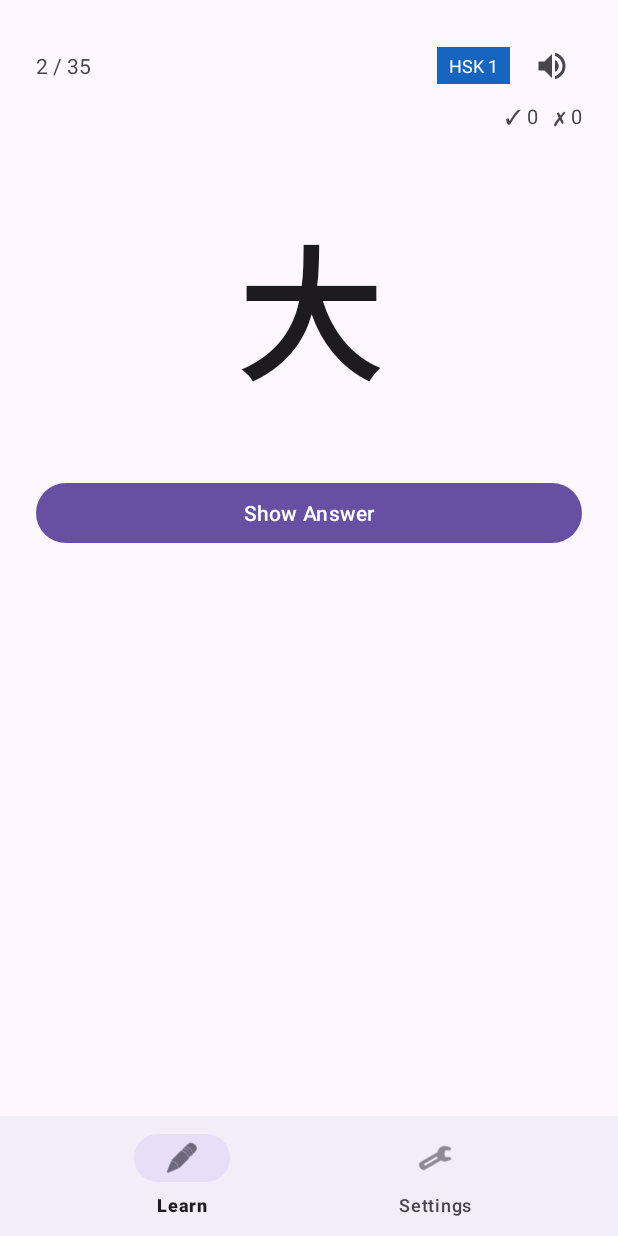
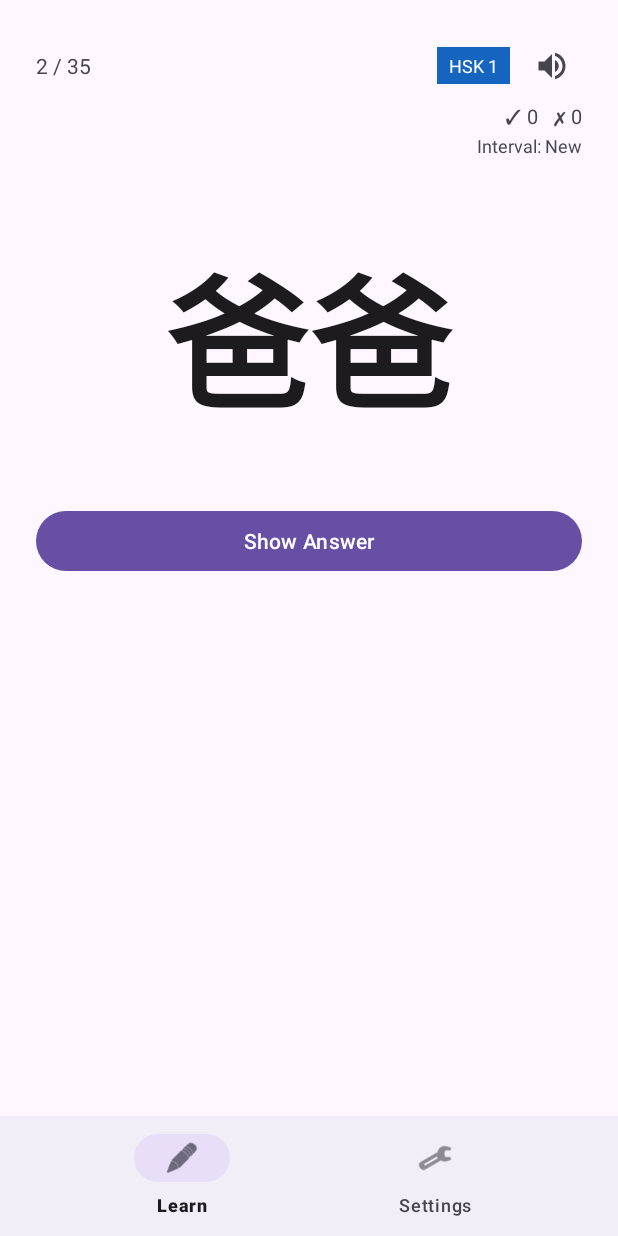
Before and after one commit to laufbanane2-create/hsk-learning, an Android app: the screen it shows after launch (MainActivity), after a tap on "✗ Wrong", on a phone screen of 412 x 824 dp. Run offline under Robolectric (Android 15) with nearby library versions, the phone set to English and light mode, and no system bars; 2 statements that could not run were skipped; 2 other taps on this screen came first.

Commit message:
Merge origin/main into branch — integrate spaced repetition system, app icon, and build changes from main
Agent-Logs-Url: https://github.com/laufbanane2-create/hsk-learning/sessions/c86140e4-81a8-4ffc-bf0d-cc059add5759

Co-authored-by: laufbanane2-create <272852210+laufbanane2-create@users.noreply.github.com>

```diff
--- a/app/build.gradle
+++ b/app/build.gradle
@@ -21,6 +21,12 @@ android {
         release {
             minifyEnabled false
             proguardFiles getDefaultProguardFile('proguard-android-optimize.txt'), 'proguard-rules.pro'
+        }
+    }
+
+    applicationVariants.all { variant ->
+        variant.outputs.all {
+            outputFileName = "hsk-learning.apk"
         }
     }
 
--- /dev/null
+++ b/app/src/main/java/com/laufbanane2/hsklearning/data/SrsManager.kt
@@ -0,0 +1,114 @@
+package com.laufbanane2.hsklearning.data
+
+import android.content.Context
+
+/**
+ * Spaced-repetition scheduler (SM-2 inspired).
+ *
+ * Each vocabulary card tracks:
+ *  - intervalMs   – current review interval in milliseconds
+ *  - nextReviewMs – epoch-ms timestamp when the card is next due
+ *  - repetitions  – consecutive correct answers
+ *  - easeFactor   – multiplier applied to the interval on a correct answer
+ *
+ * Correct answer → interval grows (× easeFactor), ease increases slightly.
+ * Wrong answer   → interval resets to 1 minute, ease decreases slightly.
+ */
+class SrsManager(context: Context) {
+
+    private val prefs = context.getSharedPreferences("srs_data", Context.MODE_PRIVATE)
+
+    companion object {
+        private const val DEFAULT_EASE = 2.5f
+        private const val MIN_EASE = 1.3f
+        private const val MAX_EASE = 5.0f
+        private const val MIN_INTERVAL_MS = 60_000L          // 1 minute
+        private const val FIRST_CORRECT_MS = 60_000L         // 1 minute
+        private const val SECOND_CORRECT_MS = 600_000L       // 10 minutes
+    }
+
+    // ── Public queries ────────────────────────────────────────────────────────
+
+    fun getIntervalMs(vocabId: String): Long =
+        prefs.getLong("${vocabId}_interval", 0L)
+
+    fun getNextReviewMs(vocabId: String): Long =
+        prefs.getLong("${vocabId}_next_review", 0L)
+
+    /** True when the card has never been answered or its due timestamp has passed. */
+    fun isDue(vocabId: String): Boolean =
+        getNextReviewMs(vocabId) <= System.currentTimeMillis()
+
+    /**
+     * Returns the earliest future due-timestamp among [vocabIds],
+     * or null if every card is already due.
+     */
+    fun nextDueAfterNow(vocabIds: List<String>): Long? {
+        val now = System.currentTimeMillis()
+        return vocabIds.map { getNextReviewMs(it) }.filter { it > now }.minOrNull()
+    }
+
+    // ── Answer recording ──────────────────────────────────────────────────────
+
+    fun recordAnswer(vocabId: String, correct: Boolean) {
+        val now = System.currentTimeMillis()
+        val intervalMs = getIntervalMs(vocabId)
+        val reps = prefs.getInt("${vocabId}_reps", 0)
+        val ease = prefs.getFloat("${vocabId}_ease", DEFAULT_EASE)
+
+        val newIntervalMs: Long
+        val newReps: Int
+        val newEase: Float
+
+        if (correct) {
+            newReps = reps + 1
+            newEase = (ease + 0.1f).coerceAtMost(MAX_EASE)
+            newIntervalMs = when (reps) {
+                0 -> FIRST_CORRECT_MS
+                1 -> SECOND_CORRECT_MS
+                else -> (intervalMs * ease).toLong().coerceAtLeast(MIN_INTERVAL_MS)
+            }
+        } else {
+            newReps = 0
+            newEase = (ease - 0.2f).coerceAtLeast(MIN_EASE)
+            newIntervalMs = MIN_INTERVAL_MS
+        }
+
+        prefs.edit()
+            .putLong("${vocabId}_interval", newIntervalMs)
+            .putLong("${vocabId}_next_review", now + newIntervalMs)
+            .putInt("${vocabId}_reps", newReps)
+            .putFloat("${vocabId}_ease", newEase)
+            .apply()
+    }
+
+    // ── Formatting helpers ────────────────────────────────────────────────────
+
+    /** Human-readable interval for a card (e.g. "New", "5m", "2h 10m", "3d 4h"). */
+    fun formatInterval(vocabId: String): String {
+        val ms = getIntervalMs(vocabId)
+        return if (ms == 0L) "New" else formatMs(ms)
+    }
+
+    /** Human-readable time until the card is next due (e.g. "Due now", "in 1h 30m"). */
+    fun formatNextReview(vocabId: String): String {
+        val nextMs = getNextReviewMs(vocabId)
+        if (nextMs == 0L) return "New"
+        val diffMs = nextMs - System.currentTimeMillis()
+        return if (diffMs <= 0) "Due now" else "in ${formatMs(diffMs)}"
+    }
+
+    fun formatMs(ms: Long): String {
+        val minutes = ms / 60_000
+        val hours = minutes / 60
+        val days = hours / 24
+        return when {
+            days > 0 && hours % 24 > 0 -> "${days}d ${hours % 24}h"
+            days > 0 -> "${days}d"
+            hours > 0 && minutes % 60 > 0 -> "${hours}h ${minutes % 60}m"
+            hours > 0 -> "${hours}h"
+            minutes > 0 -> "${minutes}m"
+            else -> "<1m"
+        }
+    }
+}
--- a/app/src/main/java/com/laufbanane2/hsklearning/ui/learn/LearnFragment.kt
+++ b/app/src/main/java/com/laufbanane2/hsklearning/ui/learn/LearnFragment.kt
@@ -15,6 +15,7 @@ import androidx.core.provider.FontsContractCompat
 import androidx.fragment.app.Fragment
 import com.laufbanane2.hsklearning.R
 import com.laufbanane2.hsklearning.data.ChineseFonts
+import com.laufbanane2.hsklearning.data.SrsManager
 import com.laufbanane2.hsklearning.data.StatsManager
 import com.laufbanane2.hsklearning.data.VocabData
 import com.laufbanane2.hsklearning.data.VocabItem
@@ -27,6 +28,7 @@ class LearnFragment : Fragment() {
     private val binding get() = _binding!!
 
     private lateinit var statsManager: StatsManager
+    private lateinit var srsManager: SrsManager
     private var tts: TextToSpeech? = null
     private var ttsReady = false
     private var mediaPlayer: MediaPlayer? = null
@@ -59,6 +61,7 @@ class LearnFragment : Fragment() {
     override fun onViewCreated(view: View, savedInstanceState: Bundle?) {
         super.onViewCreated(view, savedInstanceState)
         statsManager = StatsManager(requireContext())
+        srsManager = SrsManager(requireContext())
 
         initTts()
         loadChineseFonts()
@@ -69,6 +72,7 @@ class LearnFragment : Fragment() {
         binding.buttonRight.setOnClickListener { handleAnswer(correct = true) }
         binding.buttonWrong.setOnClickListener { handleAnswer(correct = false) }
         binding.buttonRestart.setOnClickListener { loadVocab() }
+        binding.buttonStudyAll.setOnClickListener { loadVocab(reviewAll = true) }
     }
 
     // Only reload vocab when either:
@@ -219,18 +223,36 @@ class LearnFragment : Fragment() {
         }
     }
 
-    private fun loadVocab() {
+    private fun loadVocab(reviewAll: Boolean = false) {
         val prefs = requireContext().getSharedPreferences("settings", Context.MODE_PRIVATE)
         val hsk1 = prefs.getBoolean("hsk1_enabled", true)
         val hsk2 = prefs.getBoolean("hsk2_enabled", false)
         loadedHsk1 = hsk1
         loadedHsk2 = hsk2
         vocabLoaded = true
-        vocabList = VocabData.getVocab(hsk1, hsk2).shuffled()
+
+        val allVocab = VocabData.getVocab(hsk1, hsk2)
+
+        if (allVocab.isEmpty()) {
+            vocabList = emptyList()
+            showEmptyState()
+            return
+        }
+
+        if (reviewAll) {
+            // Review all cards regardless of due date, sorted most-overdue first.
+            vocabList = allVocab.sortedBy { srsManager.getNextReviewMs(it.id) }
+        } else {
+            // Only show cards that are currently due, sorted most-overdue first.
+            vocabList = allVocab
+                .filter { srsManager.isDue(it.id) }
+                .sortedBy { srsManager.getNextReviewMs(it.id) }
+        }
+
         currentIndex = 0
 
         if (vocabList.isEmpty()) {
-            showEmptyState()
+            showNoDueState(allVocab.map { it.id })
         } else {
             showCurrentWord()
         }
@@ -239,6 +261,23 @@ class LearnFragment : Fragment() {
     private fun showEmptyState() {
         binding.groupCard.visibility = View.GONE
         binding.groupEmpty.visibility = View.VISIBLE
+        binding.groupFinished.visibility = View.GONE
+        binding.groupNoDue.visibility = View.GONE
+    }
+
+    private fun showNoDueState(allIds: List<String>) {
+        binding.groupCard.visibility = View.GONE
+        binding.groupEmpty.visibility = View.GONE
+        binding.groupFinished.visibility = View.GONE
+        binding.groupNoDue.visibility = View.VISIBLE
+
+        val nextDue = srsManager.nextDueAfterNow(allIds)
+        binding.textNoDueMessage.text = if (nextDue != null) {
+            val diffMs = nextDue - System.currentTimeMillis()
+            getString(R.string.no_due_message_future, srsManager.formatMs(diffMs))
+        } else {
+            getString(R.string.no_due_message_now)
+        }
     }
 
     private fun showCurrentWord() {
@@ -252,6 +291,7 @@ class LearnFragment : Fragment() {
         binding.groupCard.visibility = View.VISIBLE
         binding.groupEmpty.visibility = View.GONE
         binding.groupFinished.visibility = View.GONE
+        binding.groupNoDue.visibility = View.GONE
 
         binding.textProgress.text = "${currentIndex + 1} / ${vocabList.size}"
         binding.textLevelBadge.text = "HSK ${item.level}"
@@ -268,6 +308,9 @@ class LearnFragment : Fragment() {
         val correct = statsManager.getCorrect(item.id)
         val wrong = statsManager.getWrong(item.id)
         binding.textStats.text = "✓ $correct   ✗ $wrong"
+
+        binding.textNextReview.text =
+            getString(R.string.label_interval, srsManager.formatInterval(item.id))
 
         speakSentence(item.sentence)
     }
@@ -293,9 +336,13 @@ class LearnFragment : Fragment() {
         } else {
             statsManager.incrementWrong(item.id)
         }
+        srsManager.recordAnswer(item.id, correct)
+
         val c = statsManager.getCorrect(item.id)
         val w = statsManager.getWrong(item.id)
         binding.textStats.text = "✓ $c   ✗ $w"
+        binding.textNextReview.text =
+            getString(R.string.label_interval, srsManager.formatInterval(item.id))
 
         currentIndex++
         showCurrentWord()
@@ -305,6 +352,7 @@ class LearnFragment : Fragment() {
         binding.groupCard.visibility = View.GONE
         binding.groupEmpty.visibility = View.GONE
         binding.groupFinished.visibility = View.VISIBLE
+        binding.groupNoDue.visibility = View.GONE
     }
 
     override fun onDestroyView() {
--- a/app/src/main/res/layout/fragment_learn.xml
+++ b/app/src/main/res/layout/fragment_learn.xml
@@ -65,6 +65,17 @@
                 android:layout_height="wrap_content"
                 android:layout_marginTop="4dp"
                 android:textSize="13sp"
+                android:textIsSelectable="true"
+                android:textColor="?android:attr/textColorSecondary"
+                android:gravity="end" />
+
+            <!-- SRS interval / next-review time -->
+            <TextView
+                android:id="@+id/textNextReview"
+                android:layout_width="match_parent"
+                android:layout_height="wrap_content"
+                android:layout_marginTop="2dp"
+                android:textSize="12sp"
                 android:textIsSelectable="true"
                 android:textColor="?android:attr/textColorSecondary"
                 android:gravity="end" />
@@ -258,5 +269,41 @@
 
         </LinearLayout>
 
+        <!-- No-cards-due state -->
+        <LinearLayout
+            android:id="@+id/groupNoDue"
+            android:layout_width="match_parent"
+            android:layout_height="wrap_content"
+            android:orientation="vertical"
+            android:gravity="center"
+            android:paddingTop="80dp"
+            android:visibility="gone">
+
+            <TextView
+                android:layout_width="wrap_content"
+                android:layout_height="wrap_content"
+                android:text="@string/no_due_title"
+                android:textSize="28sp"
+                android:textStyle="bold"
+                android:textIsSelectable="true"
+                android:layout_marginBottom="12dp" />
+
+            <TextView
+                android:id="@+id/textNoDueMessage"
+                android:layout_width="wrap_content"
+                android:layout_height="wrap_content"
+                android:textSize="16sp"
+                android:gravity="center"
+                android:textIsSelectable="true"
+                android:layout_marginBottom="32dp" />
+
+            <com.google.android.material.button.MaterialButton
+                android:id="@+id/buttonStudyAll"
+                android:layout_width="wrap_content"
+                android:layout_height="wrap_content"
+                android:text="@string/button_study_all" />
+
+        </LinearLayout>
+
     </LinearLayout>
 </ScrollView>
--- a/app/src/main/res/values/colors.xml
+++ b/app/src/main/res/values/colors.xml
@@ -1,5 +1,5 @@
 <resources>
-    <color name="ic_launcher_background">#FF6200EE</color>
+    <color name="ic_launcher_background">#CDCDCD</color>
     <color name="right_button">#4CAF50</color>
     <color name="wrong_button">#F44336</color>
     <color name="hsk_badge">#1565C0</color>
--- a/app/src/main/res/values/strings.xml
+++ b/app/src/main/res/values/strings.xml
@@ -18,6 +18,11 @@
     <string name="finished_title">🎉 All done!</string>
     <string name="finished_message">You have reviewed all the words in this session.</string>
     <string name="empty_state_message">No vocabulary selected. Please go to Settings and enable at least one HSK level.</string>
+    <string name="no_due_title">🎉 All caught up!</string>
+    <string name="no_due_message_future">Next card due %s.</string>
+    <string name="no_due_message_now">Cards are now due – tap below to start!</string>
+    <string name="button_study_all">Review all cards anyway</string>
+    <string name="label_interval">Interval: %s</string>
 
     <!-- Settings screen -->
     <string name="settings_title">Settings</string>
```
Also changed, not shown: app/src/main/res/drawable/ic_launcher_foreground.xml (+3 -15 lines), app/src/main/res/mipmap-hdpi/ic_launcher_foreground.png (added), app/src/main/res/mipmap-hdpi/ic_launcher_image.png (added), app/src/main/res/mipmap-mdpi/ic_launcher_foreground.png (added), app/src/main/res/mipmap-mdpi/ic_launcher_image.png (added), app/src/main/res/mipmap-xhdpi/ic_launcher_foreground.png (added), app/src/main/res/mipmap-xhdpi/ic_launcher_image.png (added), app/src/main/res/mipmap-xxhdpi/ic_launcher_foreground.png (added), app/src/main/res/mipmap-xxhdpi/ic_launcher_image.png (added), app/src/main/res/mipmap-xxxhdpi/ic_launcher_foreground.png (added), app/src/main/res/mipmap-xxxhdpi/ic_launcher_image.png (added), 1 other file.
